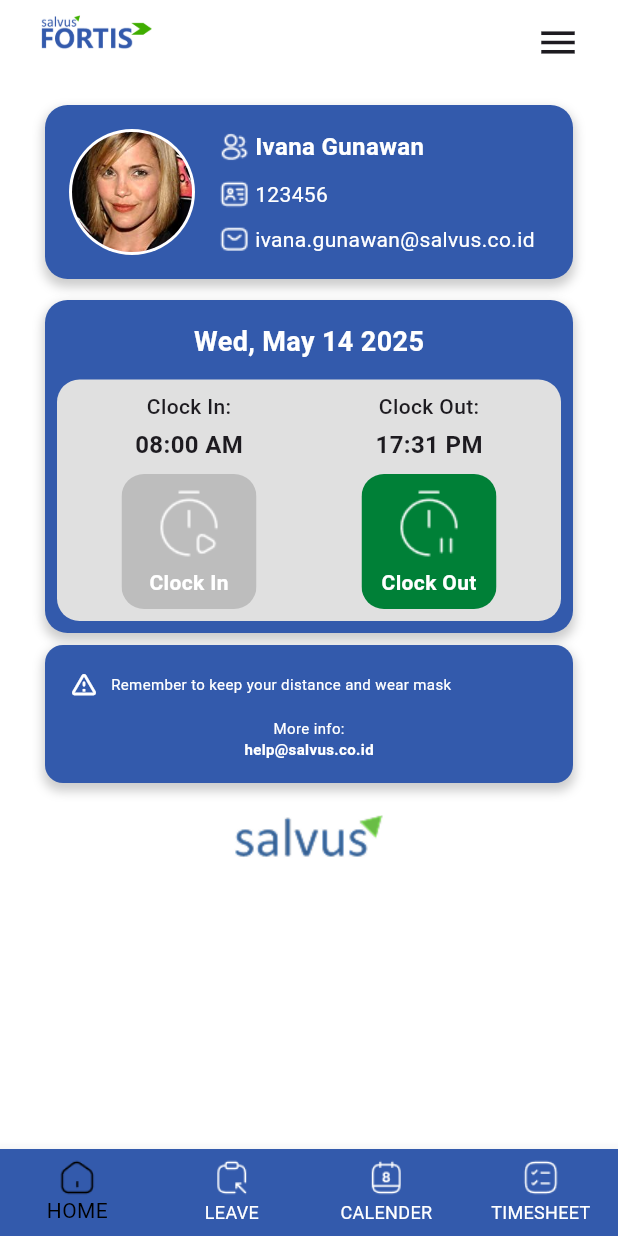
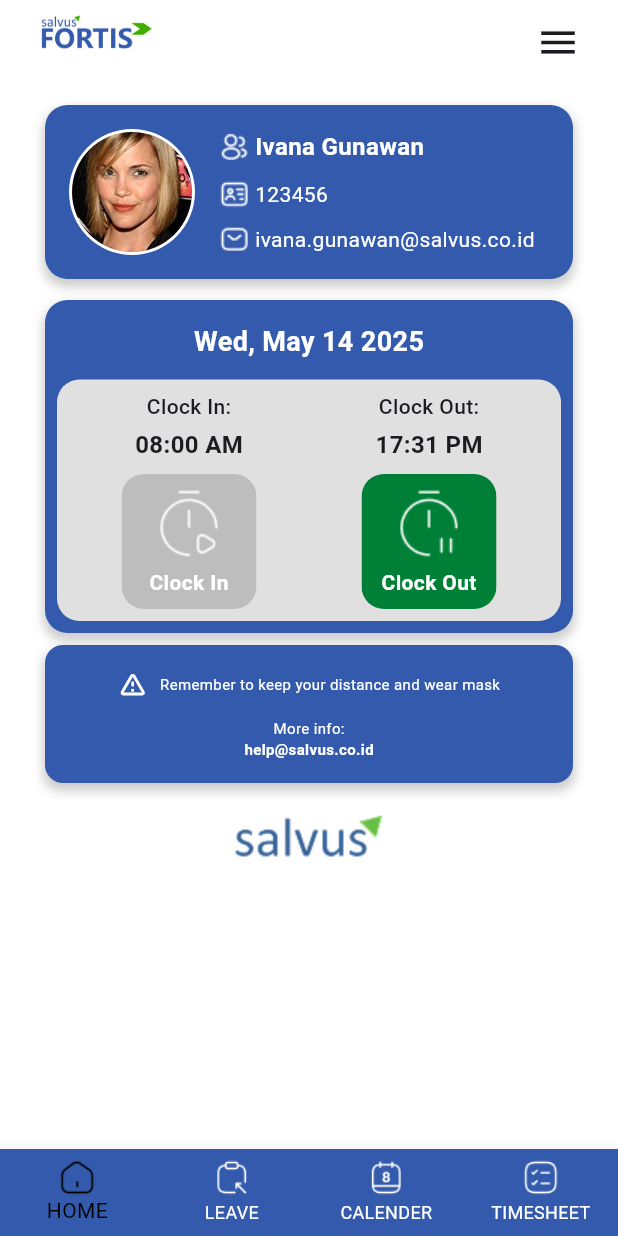
Before and after one commit to Hattaa22/attendance_apps, a Flutter app: the screen it shows after launch, on a phone screen of 412 x 824 dp. Run offline on Flutter 3.47's test engine with Material 3 defaults, Android fonts, the phone set to English and light mode, and no system bars; our stand-ins replace google_fonts.

Commit message:
feat: update widget

```diff
--- a/lib/view/home/home_clock_out.dart
+++ b/lib/view/home/home_clock_out.dart
@@ -720,6 +720,7 @@
                   child: Column(
                     children: [
                       Row(
+                        mainAxisAlignment: MainAxisAlignment.center,
                         children: [
                           const Icon(
                             Icons.warning_amber_rounded,
@@ -727,13 +728,11 @@
                             size: 20,
                           ),
                           const SizedBox(width: 8),
-                          Expanded(
-                            child: Text(
-                              'Remember to keep your distance and wear mask',
-                              style: GoogleFonts.roboto(
-                                color: whiteMainColor,
-                                fontSize: 10,
-                              ),
+                          Text(
+                            'Remember to keep your distance and wear mask',
+                            style: GoogleFonts.roboto(
+                              color: whiteMainColor,
+                              fontSize: 10,
                             ),
                           ),
                         ],
```
